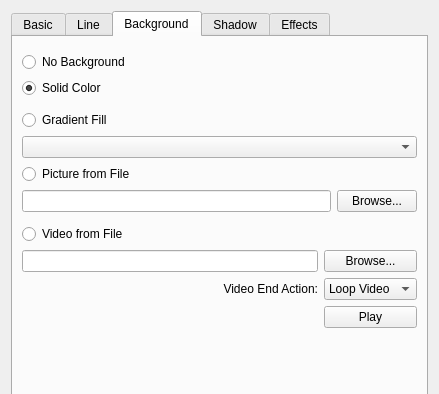
Qt form src/items/GenericItemConfig.ui (google-code-export/dviz) before a commit; both pictures show x 0 to 439 and y 0 to 394 of the 439 by 632 pixel window.
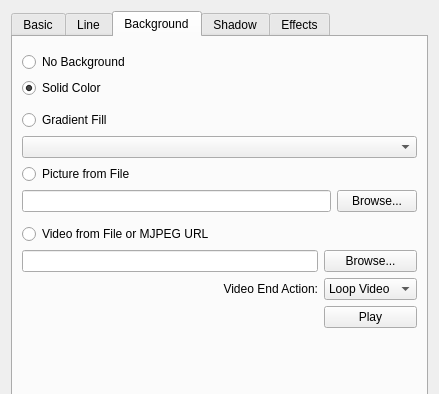
The same form after that commit. Icons and pictures are not drawn.

Commit message: Completed Issue #32 - Add MJPEG client item

```diff
--- a/src/items/GenericItemConfig.ui
+++ b/src/items/GenericItemConfig.ui
@@ -521,7 +521,7 @@
        <item>
         <widget class="QRadioButton" name="bgVideo">
          <property name="text">
-          <string>Video from File</string>
+          <string>Video from File or MJPEG URL</string>
          </property>
         </widget>
        </item>
```
The commit also changes 11 other files.
